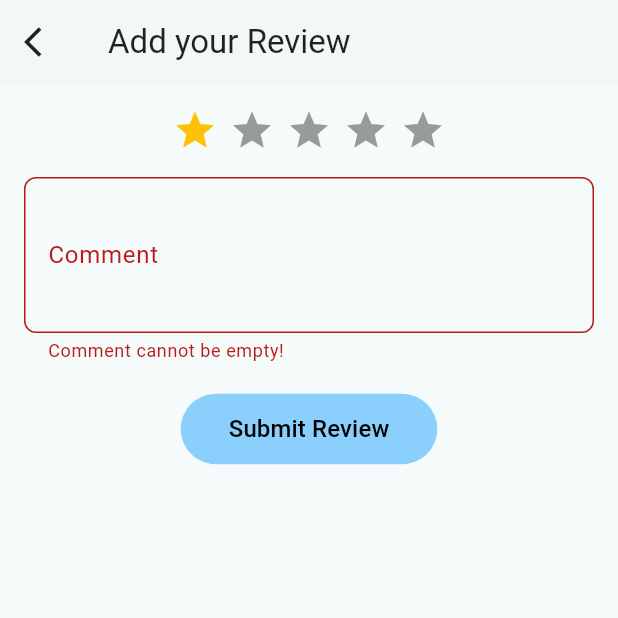
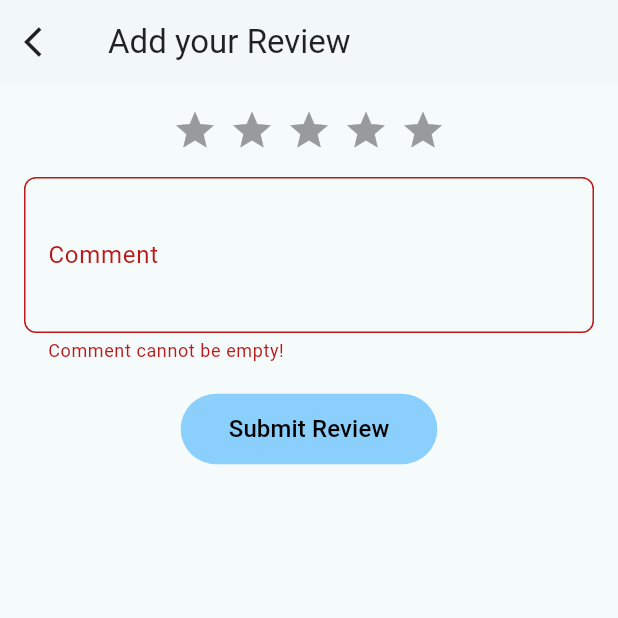
Before and after one commit to ReadNow-C14/ReadNow-mob, a Flutter app: the AddReview screen opened directly with empty values, after a tap on "Submit Review", on a phone screen of 412 x 824 dp, the top half of it. Run offline on Flutter 3.47's test engine with Material 3 defaults, Android fonts, the phone set to English and light mode, and no system bars; drawn by our look-alikes of flutter_rating_bar; our stand-ins replace google_fonts; missing offline and left inert: pbp_django_auth.

Commit message:
Review Buku : Minor bug (fixed)

```diff
--- a/lib/main/book_details.dart
+++ b/lib/main/book_details.dart
@@ -561,7 +561,7 @@ class _BookDetailsState extends State<BookDetails> {
                                 Navigator.push(
                                   context,
                                   MaterialPageRoute(
-                                    builder: (context) => ReviewPage(bookid: widget.book.pk),
+                                    builder: (context) => ReviewPage(bookid: widget.book.pk, bookTitle: book.fields.title),
                                   ),
                                 );
                               },
--- a/lib/review_buku/screens/reviewbuku_form.dart
+++ b/lib/review_buku/screens/reviewbuku_form.dart
@@ -15,7 +15,7 @@ class AddReview extends StatefulWidget {
 
 class _AddReviewState extends State<AddReview> {
   final _formKey = GlobalKey<FormState>();
-  double _rating = 1.0;
+  double _rating = 0.0;
   String _comment = "";
 
   @override
@@ -71,20 +71,34 @@ class _AddReviewState extends State<AddReview> {
               Center( // Center the button
                 child: ElevatedButton(
                   onPressed: () async {
-                      if (_formKey.currentState!.validate()) {
+                    if (_formKey.currentState!.validate()) {
+                      if (_rating == 0.0) {
+                        // Show a SnackBar if the rating is 0.0
+                        ScaffoldMessenger.of(context).showSnackBar(const SnackBar(
+                          content: Text("Input your rating!"),
+                          backgroundColor: Colors.red, // Optional: add color to your SnackBar
+                        ));
+                      } else {
+                        // Proceed with submitting the form
                         final response = await request.postJson(
                           "https://readnow-c14-tk.pbp.cs.ui.ac.id/review/submit-review-flutter/${widget.bookId}",
-                          jsonEncode(<String, String>{
+                          jsonEncode(<String, dynamic>{
                             "book": widget.bookId.toString(),
                             "comment": _comment,
                             "rating": _rating.toString(),
-                            "created_at": DateTime.now().toString()
+                            "created_at": DateTime.now().toIso8601String() // Use ISO8601 format for date
                           }),
                         );
                         if (response['status'] == 'success') {
-                          ScaffoldMessenger.of(context).showSnackBar(const SnackBar(
-                            content: Text("Your review has been added successfully!"),
-                          ));
+                          ScaffoldMessenger.of(context).showSnackBar(
+                            SnackBar(
+                              content: Text(
+                                "Your review has been added succesfully!",
+                                style: TextStyle(color: Colors.black), // Set your desired text color here
+                              ),
+                              backgroundColor: Color(0xFF8BD0FC), // Set your desired background color here
+                            ),
+                          );
                           Navigator.pop(context, true);
                         } else {
                           ScaffoldMessenger.of(context).showSnackBar(const SnackBar(
@@ -92,7 +106,8 @@ class _AddReviewState extends State<AddReview> {
                           ));
                         }
                       }
-                    },
+                    }
+                  },
                   child: Text('Submit Review', style: TextStyle(fontSize: 16)),
                   style: ElevatedButton.styleFrom(
                     backgroundColor: Color(0xFF8BD0FC), // Button color
```
Also changed, not shown: lib/review_buku/screens/review_buku.dart (+43 -19 lines).
